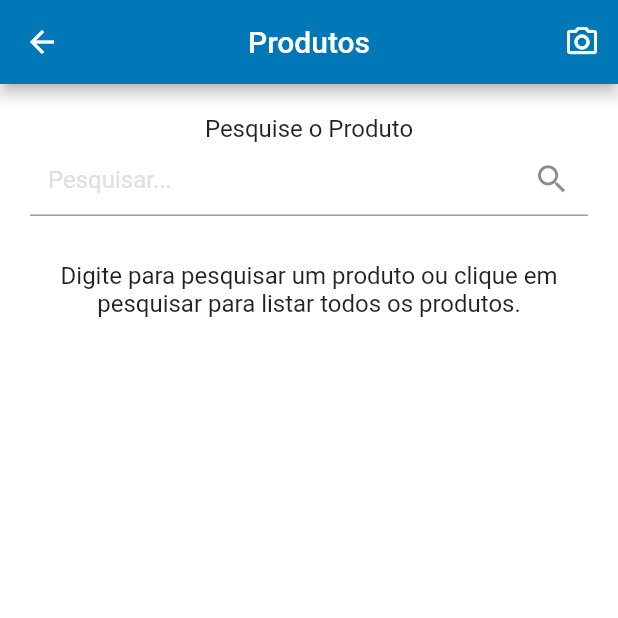
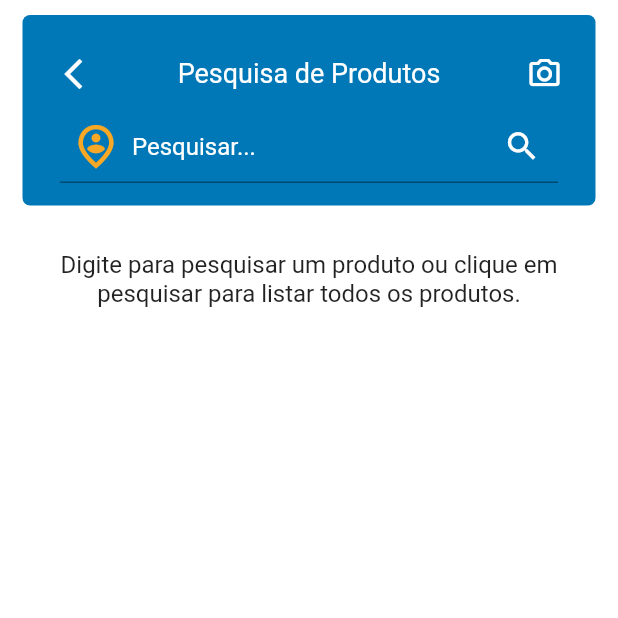
Before and after one commit to ViniciosMarcos/AeroSales_App, a Flutter app: the ProductScreen screen opened by its route, on a phone screen of 412 x 824 dp, the top half of it. Run offline on Flutter 3.47's test engine with Material 2 defaults, Android fonts, the phone set to English and light mode, and no system bars; our stand-ins replace flutter_secure_storage, fluttertoast, get, shimmer; missing offline and left inert: flutter_barcode_scanner; accounts and stored records are empty.

Commit message:
layout novo para produtos

```diff
--- a/lib/src/pages/client/view/cliente_screen.dart
+++ b/lib/src/pages/client/view/cliente_screen.dart
@@ -51,7 +51,9 @@ class _ClientScreenState extends State<ClientScreen> {
           height: tamanhoTela.height,
           width: tamanhoTela.width,
           child: Padding(
-            padding: const EdgeInsets.symmetric(horizontal: 15),
+            padding: const EdgeInsets.symmetric(
+              horizontal: 15,
+            ),
             child: Column(
               crossAxisAlignment: CrossAxisAlignment.stretch,
               children: [
--- a/lib/src/pages/commom_widgets/custom_shimmer.dart
+++ b/lib/src/pages/commom_widgets/custom_shimmer.dart
@@ -1,5 +1,3 @@
-import 'package:aerosales_app/src/configs/custom_colors.dart';
-import 'package:aerosales_app/src/pages/commom_widgets/custom_text_field.dart';
 import 'package:flutter/material.dart';
 import 'package:shimmer/shimmer.dart';
 
--- a/lib/src/pages/product/controller/product_controller.dart
+++ b/lib/src/pages/product/controller/product_controller.dart
@@ -0,0 +1,23 @@
+import 'package:aerosales_app/src/models/product_model.dart';
+import 'package:aerosales_app/src/pages/product/repository/product_repository.dart';
+import 'package:get/get.dart';
+
+class ProductController extends GetxController {
+  ProductRepository productRepository = ProductRepository();
+  bool isLoading = false;
+
+  void setLoading(bool value) {
+    isLoading = value;
+    update();
+  }
+
+  //Lista todos os produtos
+  Future<List<Products>> consultarProdutos(String descricao) async {
+    if (descricao == '') {
+      descricao = 'vazio';
+    }
+
+    final result = await productRepository.consultarProdutos(descricao);
+    return result;
+  }
+}
--- a/lib/src/pages/product/product_screen.dart
+++ /dev/null
@@ -1,187 +0,0 @@
-import 'package:aerosales_app/src/models/product_model.dart';
-import 'package:aerosales_app/src/pages/product/components/card_product.dart';
-import 'package:aerosales_app/src/pages/product/repository/product_repository.dart';
-import 'package:aerosales_app/src/pages_routes/app_pages.dart';
-import 'package:flutter/material.dart';
-import 'package:get/get.dart';
-import 'package:flutter_barcode_scanner/flutter_barcode_scanner.dart';
-
-class ProductScreen extends StatefulWidget {
-  const ProductScreen({super.key});
-
-  @override
-  State<ProductScreen> createState() => _ProductScreenState();
-}
-
-class _ProductScreenState extends State<ProductScreen> {
-  final produtoController = ProdutoController();
-  final _textController = TextEditingController();
-  String descricao = '';
-  bool _carregaDados = false;
-  String codBar = '';
-
-  //Funcao para ler QRCode
-  lerQRCode() async {
-    String codigo = await FlutterBarcodeScanner.scanBarcode(
-      "#FF0000",
-      "Cancelar",
-      false,
-      ScanMode.QR,
-    );
-
-    setState(() {
-      if (codigo != '-1') {
-        //Get.off(() => ProductPage(codigo: codigo));
-      } else {
-        codigo = 'Não validado';
-      }
-    });
-  }
-
-  @override
-  Widget build(BuildContext context) {
-    return Scaffold(
-      appBar: AppBar(
-        //Botao de voltar
-        leading: IconButton(
-          onPressed: () {
-            Get.offAllNamed(PagesRoutes.homeTab);
-          },
-          icon: const Icon(Icons.arrow_back),
-        ),
-        //Titulo da tela
-        title: const Text('Produtos'),
-        centerTitle: true,
-
-        //Leitor de Código de barras
-        actions: [
-          IconButton(
-            onPressed: () {
-              lerQRCode();
-            },
-            icon: const Icon(Icons.camera_alt_outlined),
-          ),
-        ],
-      ),
-      body: Padding(
-        padding: const EdgeInsets.symmetric(
-          horizontal: 20,
-          vertical: 10,
-        ),
-        child: Column(
-          crossAxisAlignment: CrossAxisAlignment.stretch,
-          children: [
-            //Campo de pesquisa
-            Padding(
-              padding: const EdgeInsets.symmetric(
-                vertical: 10,
-              ),
-              child: Column(
-                crossAxisAlignment: CrossAxisAlignment.stretch,
-                children: [
-                  const Center(
-                    child: Text(
-                      'Pesquise o Produto',
-                      style: TextStyle(
-                        fontSize: 16,
-                      ),
-                    ),
-                  ),
-                  TextFormField(
-                    controller: _textController,
-                    onChanged: (value) {
-                      setState(() {
-                        //Conforme for digitando vou trazendo a lista de produtos,
-                        //Atribuo o valor do campo para a variável
-                        descricao = value;
-                        //Atribuo a varivael para mostrar a lista de produtos
-                        _carregaDados = true;
-                      });
-                    },
-                    decoration: InputDecoration(
-                      hintText: 'Pesquisar...',
-                      hintStyle: TextStyle(
-                        color: Colors.grey[300],
-                      ),
-                      isDense: true,
-                      contentPadding: const EdgeInsets.symmetric(
-                          vertical: 15, horizontal: 12),
-                      //Icone de pesquisa
-                      suffixIcon: IconButton(
-                        onPressed: () {
-                          setState(() {
-                            //Atribuo o valor do campo para a variável
-                            descricao = _textController.text;
-                            //Atribuo a varivael para mostrar a lista de produtos
-                            _carregaDados = true;
-                          });
-                        },
-                        icon: const Icon(
-                          Icons.search,
-                          size: 25,
-                        ),
-                      ),
-                    ),
-                  ),
-                ],
-              ),
-            ),
-            //Só mostra os dadfos se a variavel for true
-            _carregaDados
-                ? Expanded(
-                    child: SingleChildScrollView(
-                      child: FutureBuilder<List<Products>>(
-                        future: produtoController.consultarProdutos(descricao),
-                        builder: (context, snapshot) {
-                          if (snapshot.connectionState ==
-                              ConnectionState.waiting) {
-                            //Enquanto está Carregando
-                            return const Padding(
-                              padding: EdgeInsets.symmetric(vertical: 20),
-                              child: Center(
-                                child: CircularProgressIndicator(),
-                              ),
-                            );
-                          } else if (snapshot.hasError) {
-                            //Erro
-                            return Text('Erro: ${snapshot.error}');
-                          } else if (snapshot.hasData) {
-                            //Deu certo!!!
-                            final produtos = snapshot.data!;
-
-                            //Retorno a Lista
-                            return ListView.builder(
-                              shrinkWrap: true,
-                              physics: const NeverScrollableScrollPhysics(),
-                              itemCount: produtos.length,
-                              itemBuilder: (context, index) {
-                                final produto = produtos[index];
-                                return CardProdutos(
-                                  produto: produto,
-                                );
-                              },
-                            );
-                          } else {
-                            return const Text(
-                                'Não foram encontrados produtos!');
-                          }
-                        },
-                      ),
-                    ),
-                  )
-                : const Padding(
-                    padding: EdgeInsets.symmetric(vertical: 20),
-                    child: Text(
-                      'Digite para pesquisar um produto ou clique em pesquisar para listar todos os produtos.',
-                      textAlign: TextAlign.center,
-                      style: TextStyle(
-                        fontSize: 16,
-                      ),
-                    ),
-                  ),
-          ],
-        ),
-      ),
-    );
-  }
-}
--- a/lib/src/pages/product/repository/product_repository.dart
+++ b/lib/src/pages/product/repository/product_repository.dart
@@ -1,9 +1,8 @@
 import 'package:aerosales_app/src/models/product_model.dart';
-import 'package:get/get.dart';
 import 'package:http/http.dart' as http;
 import 'dart:convert';
 
-class ProdutoController extends GetxController {
+class ProductRepository {
   //Lista todos os produtos
   Future<List<Products>> consultarProdutos(String descricao) async {
     if (descricao == '') {
--- /dev/null
+++ b/lib/src/pages/product/view/product_screen.dart
@@ -0,0 +1,248 @@
+import 'package:aerosales_app/src/configs/custom_colors.dart';
+import 'package:aerosales_app/src/models/product_model.dart';
+import 'package:aerosales_app/src/pages/product/components/card_product.dart';
+import 'package:aerosales_app/src/pages/product/controller/product_controller.dart';
+import 'package:aerosales_app/src/pages/product/repository/product_repository.dart';
+import 'package:aerosales_app/src/pages_routes/app_pages.dart';
+import 'package:flutter/material.dart';
+import 'package:get/get.dart';
+import 'package:flutter_barcode_scanner/flutter_barcode_scanner.dart';
+
+class ProductScreen extends StatefulWidget {
+  const ProductScreen({super.key});
+
+  @override
+  State<ProductScreen> createState() => _ProductScreenState();
+}
+
+class _ProductScreenState extends State<ProductScreen> {
+  final produtoController = ProductController();
+  final _textController = TextEditingController();
+  String descricao = '';
+  final bool _carregaDados = false;
+  String codBar = '';
+
+  //Funcao para ler QRCode
+  lerQRCode() async {
+    String codigo = await FlutterBarcodeScanner.scanBarcode(
+      "#FF0000",
+      "Cancelar",
+      false,
+      ScanMode.QR,
+    );
+
+    setState(() {
+      if (codigo != '-1') {
+        //Get.off(() => ProductPage(codigo: codigo));
+      } else {
+        codigo = 'Não validado';
+      }
+    });
+  }
+
+  @override
+  Widget build(BuildContext context) {
+    return Scaffold(
+      // appBar: AppBar(
+      //   //Botao de voltar
+      //   leading: IconButton(
+      //     onPressed: () {
+      //       Get.offAllNamed(PagesRoutes.homeTab);
+      //     },
+      //     icon: const Icon(Icons.arrow_back),
+      //   ),
+      //   //Titulo da tela
+      //   title: const Text('Produtos'),
+      //   centerTitle: true,
+
+      //   //Leitor de Código de barras
+      //   actions: [
+      //     IconButton(
+      //       onPressed: () {
+      //         lerQRCode();
+      //       },
+      //       icon: const Icon(Icons.camera_alt_outlined),
+      //     ),
+      //   ],
+      // ),
+      body: SafeArea(
+        child: Padding(
+          padding: const EdgeInsets.symmetric(
+            horizontal: 15,
+          ),
+          child: Column(
+            crossAxisAlignment: CrossAxisAlignment.stretch,
+            children: [
+              //Campo de pesquisa
+              Padding(
+                padding: const EdgeInsets.symmetric(
+                  vertical: 10,
+                ),
+                child: Column(
+                  crossAxisAlignment: CrossAxisAlignment.stretch,
+                  children: [
+                    Container(
+                      padding: const EdgeInsets.symmetric(
+                        vertical: 15,
+                        horizontal: 10,
+                      ),
+                      decoration: BoxDecoration(
+                          borderRadius: BorderRadius.circular(5),
+                          color: CustomColors.customSwatchColor),
+                      child: Column(
+                        children: [
+                          Row(
+                            children: [
+                              IconButton(
+                                onPressed: () {
+                                  Get.offAllNamed(PagesRoutes.homeTab);
+                                },
+                                icon: const Icon(Icons.arrow_back_ios_new),
+                                color: Colors.white,
+                              ),
+                              const Expanded(
+                                child: Center(
+                                  child: Text(
+                                    'Pesquisa de Produtos',
+                                    style: TextStyle(
+                                      fontSize: 18,
+                                      color: Colors.white,
+                                    ),
+                                  ),
+                                ),
+                              ),
+                              IconButton(
+                                onPressed: () {
+                                  lerQRCode();
+                                },
+                                icon: const Icon(
+                                  Icons.camera_alt_outlined,
+                                  color: Colors.white,
+                                ),
+                              ),
+                            ],
+                          ),
+                          Padding(
+                            padding: const EdgeInsets.symmetric(
+                              horizontal: 15,
+                            ),
+                            child: Theme(
+                              data: ThemeData(
+                                inputDecorationTheme:
+                                    const InputDecorationTheme(
+                                  hintStyle: TextStyle(color: Colors.white),
+                                  focusedBorder: OutlineInputBorder(
+                                    borderSide: BorderSide(color: Colors.white),
+                                  ),
+                                ),
+                              ),
+                              child: TextFormField(
+                                controller: _textController,
+                                style: const TextStyle(color: Colors.white),
+                                decoration: InputDecoration(
+                                  hintText: 'Pesquisar...',
+                                  hintStyle: const TextStyle(
+                                    color: Colors.white,
+                                  ),
+                                  focusedBorder: const OutlineInputBorder(
+                                    borderSide: BorderSide(color: Colors.white),
+                                  ),
+
+                                  isDense: true,
+                                  contentPadding: const EdgeInsets.symmetric(
+                                      vertical: 15, horizontal: 12),
+
+                                  prefixIcon: Icon(
+                                    Icons.person_pin_circle_outlined,
+                                    size: 35,
+                                    color: Colors.yellow.shade800,
+                                  ),
+
+                                  //Icone de pesquisar
+                                  suffixIcon: IconButton(
+                                    onPressed: () {
+                                      setState(() {
+                                        //passo o conteúdo do campo para a variavel e chamo a funcao
+                                        descricao = _textController.text;
+
+                                        //Atribuo a varival para retornar os clientes
+                                        produtoController.setLoading(true);
+                                      });
+                                    },
+                                    icon: const Icon(
+                                      Icons.search,
+                                      size: 25,
+                                      color: Colors.white,
+                                    ),
+                                  ),
+                                ),
+                              ),
+                            ),
+                          ),
+                        ],
+                      ),
+                    ),
+                  ],
+                ),
+              ),
+              //Só mostra os dadfos se a variavel for true
+              produtoController.isLoading
+                  ? Expanded(
+                      child: SingleChildScrollView(
+                        child: FutureBuilder<List<Products>>(
+                          future:
+                              produtoController.consultarProdutos(descricao),
+                          builder: (context, snapshot) {
+                            if (snapshot.connectionState ==
+                                ConnectionState.waiting) {
+                              //Enquanto está Carregando
+                              return const Padding(
+                                padding: EdgeInsets.symmetric(vertical: 20),
+                                child: Center(
+                                  child: CircularProgressIndicator(),
+                                ),
+                              );
+                            } else if (snapshot.hasError) {
+                              //Erro
+                              return Text('Erro: ${snapshot.error}');
+                            } else if (snapshot.hasData) {
+                              //Deu certo!!!
+                              final produtos = snapshot.data!;
+
+                              //Retorno a Lista
+                              return ListView.builder(
+                                shrinkWrap: true,
+                                physics: const NeverScrollableScrollPhysics(),
+                                itemCount: produtos.length,
+                                itemBuilder: (context, index) {
+                                  final produto = produtos[index];
+                                  return CardProdutos(
+                                    produto: produto,
+                                  );
+                                },
+                              );
+                            } else {
+                              return const Text(
+                                  'Não foram encontrados produtos!');
+                            }
+                          },
+                        ),
+                      ),
+                    )
+                  : const Padding(
+                      padding: EdgeInsets.symmetric(vertical: 20),
+                      child: Text(
+                        'Digite para pesquisar um produto ou clique em pesquisar para listar todos os produtos.',
+                        textAlign: TextAlign.center,
+                        style: TextStyle(
+                          fontSize: 16,
+                        ),
+                      ),
+                    ),
+            ],
+          ),
+        ),
+      ),
+    );
+  }
+}
--- a/lib/src/pages/sales/view/sales_products.dart
+++ b/lib/src/pages/sales/view/sales_products.dart
@@ -1,5 +1,6 @@
 import 'package:aerosales_app/src/configs/custom_colors.dart';
 import 'package:aerosales_app/src/models/product_model.dart';
+import 'package:aerosales_app/src/pages/product/controller/product_controller.dart';
 import 'package:aerosales_app/src/pages/product/repository/product_repository.dart';
 import 'package:aerosales_app/src/pages/sales/components/procuct_sales_card.dart';
 import 'package:flutter/material.dart';
@@ -13,7 +14,7 @@ class SalesProducts extends StatefulWidget {
 }
 
 class _SalesProductsState extends State<SalesProducts> {
-  final produtoController = ProdutoController();
+  final produtoController = ProductController();
   final _textController = TextEditingController();
   String descricao = '';
   bool _carregaDados = false;
@@ -40,7 +41,8 @@ class _SalesProductsState extends State<SalesProducts> {
   @override
   Widget build(BuildContext context) {
     return Scaffold(
-      body: Padding(
+      body: SafeArea(
+        child: Padding(
           padding: const EdgeInsets.symmetric(
             horizontal: 20,
             vertical: 10,
@@ -123,7 +125,8 @@ class _SalesProductsState extends State<SalesProducts> {
                   ? Expanded(
                       child: SingleChildScrollView(
                         child: FutureBuilder<List<Products>>(
-                        future: produtoController.consultarProdutos(descricao),
+                          future:
+                              produtoController.consultarProdutos(descricao),
                           builder: (context, snapshot) {
                             if (snapshot.connectionState ==
                                 ConnectionState.waiting) {
@@ -174,6 +177,7 @@ class _SalesProductsState extends State<SalesProducts> {
             ],
           ),
         ),
+      ),
     );
   }
 }
--- a/lib/src/pages_routes/app_pages.dart
+++ b/lib/src/pages_routes/app_pages.dart
@@ -1,7 +1,7 @@
 import 'package:aerosales_app/src/pages/auth/view/sign_in_screen.dart';
 import 'package:aerosales_app/src/pages/client/view/cliente_screen.dart';
 import 'package:aerosales_app/src/pages/home/home_tab.dart';
-import 'package:aerosales_app/src/pages/product/product_screen.dart';
+import 'package:aerosales_app/src/pages/product/view/product_screen.dart';
 import 'package:aerosales_app/src/pages/sales/view/sales_screen.dart';
 import 'package:aerosales_app/src/pages/splash/splash_screen.dart';
 import 'package:get/get.dart';
```
Lines whose indentation alone changed are shown as unchanged.
